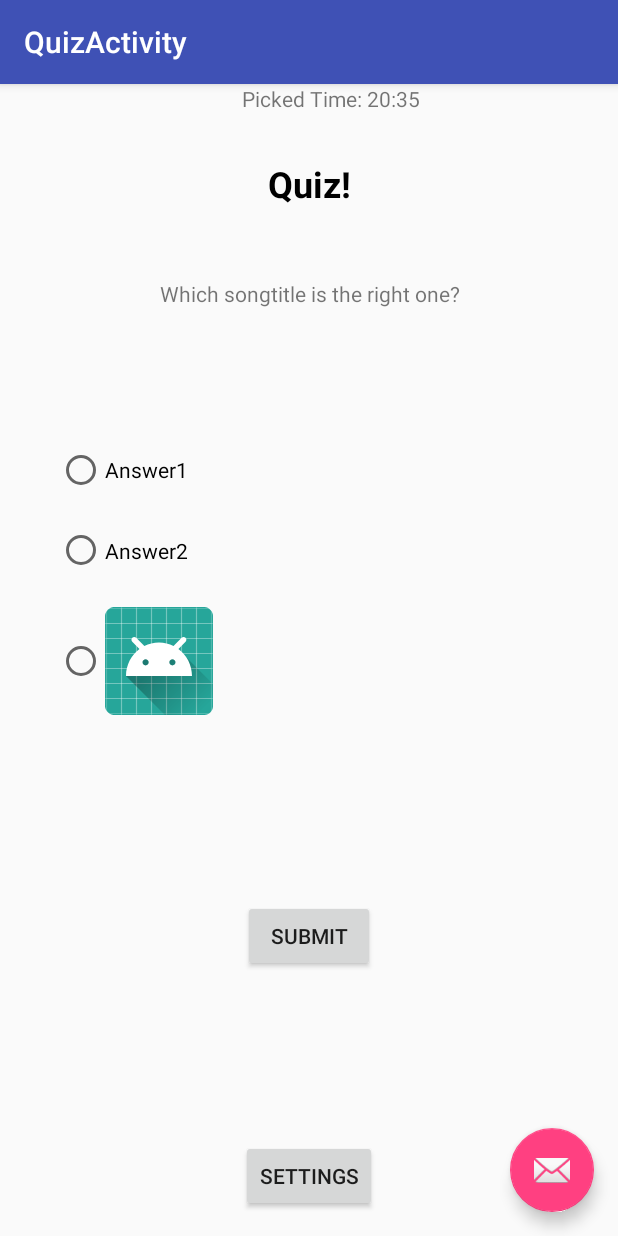
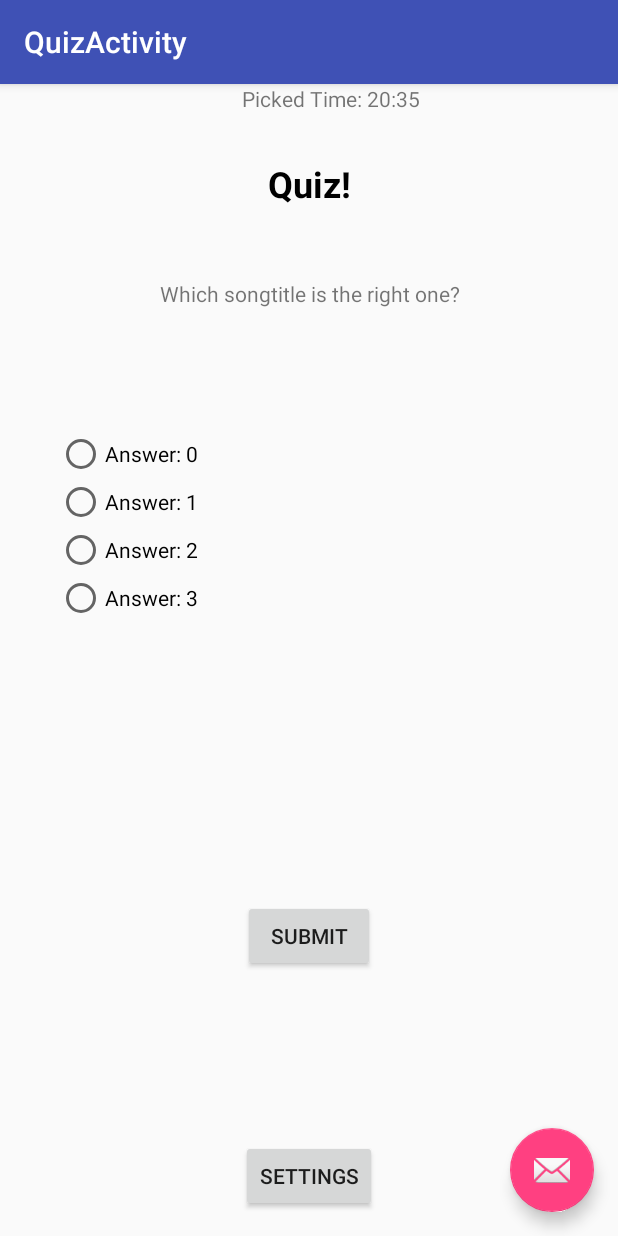
Before and after one commit to Daennes/AlarmclockUWS, an Android app: the screen it shows after launch (QuizActivity), after a tap on "QUIZ", on a phone screen of 412 x 824 dp. Run offline under Robolectric (Android 15) with nearby library versions, the phone set to English and light mode, and no system bars.

Commit message:
Added Song Title Quiz sub-class + some dummy methods

```diff
--- a/app/src/main/java/b00239148/alarmclock/QuizActivity.java
+++ b/app/src/main/java/b00239148/alarmclock/QuizActivity.java
@@ -1,16 +1,29 @@
 package b00239148.alarmclock;
 
 import android.content.Intent;
+import android.graphics.Canvas;
+import android.graphics.ColorFilter;
+import android.graphics.drawable.Drawable;
 import android.os.Bundle;
+import android.support.annotation.NonNull;
+import android.support.annotation.Nullable;
 import android.support.design.widget.FloatingActionButton;
 import android.support.design.widget.Snackbar;
 import android.support.v7.app.AppCompatActivity;
 import android.support.v7.widget.Toolbar;
+import android.util.Log;
 import android.view.View;
 import android.widget.Button;
+import android.widget.RadioGroup;
+import android.widget.RadioButton;
 import android.widget.TextView;
 
+import java.util.ArrayList;
+
 public class QuizActivity extends AppCompatActivity {
+
+    SongQuiz Quiz;
+
 
     @Override
     protected void onCreate(Bundle savedInstanceState) {
@@ -36,6 +49,20 @@ public class QuizActivity extends AppCompatActivity {
         //-------------------------------------
 
 
+
+
+        //Class Test----------------------------
+        //TitleQuiz quiz = new TitleQuiz();
+        //Log.d("TAG",(String)quiz.getAnswers()[0]);
+
+        //--------------------------------------
+
+
+        loadQuizData();
+
+
+
+
         FloatingActionButton fab = (FloatingActionButton) findViewById(R.id.fab);
         fab.setOnClickListener(new View.OnClickListener() {
             @Override
@@ -46,11 +73,80 @@ public class QuizActivity extends AppCompatActivity {
         });
     }
 
+    private void loadQuizData(){
+
+        //Here some random function to decide which kind of quiz
+        Quiz = new TitleQuiz();
+        //Object[] answers;
+        String[] answers;
+
+        /*if (Quiz instanceof TitleQuiz){
+            answers = new String[((String[]) Quiz.getAnswers()).length];
+            for (int i=0; i < answers.length; i++){
+                answers[i] = ((String[]) Quiz.getAnswers())[i];
+            }
+        }
+        else if(Quiz.getAnswers() instanceof Drawable[]){                       //Subclass of SongQuiz
+            answers = new Drawable[((Drawable[]) Quiz.getAnswers()).length];
+            for (int i=0; i < answers.length; i++){
+                answers[i] = ((Drawable[]) Quiz.getAnswers())[i];
+            }
+        }
+        else{
+            answers = null;
+        }*/
+
+        answers = new String[((String[]) Quiz.getAnswers()).length];
+        for (int i=0; i < answers.length; i++){
+            answers[i] = ((String[]) Quiz.getAnswers())[i];
+        }
+
+
+
+
+
+        //Get RadioButtons---------------------
+        RadioGroup radioGroup = (RadioGroup) findViewById(R.id.radioGroup_id);
+
+        try {
+            for (int i=0; i < answers.length; i++) {
+                RadioButton radioButton = new RadioButton(this);
+                radioButton.setText(answers[i]);
+                radioButton.setId((int) i+1);//set radiobutton id and store it somewhere
+                RadioGroup.LayoutParams params = new RadioGroup.LayoutParams(RadioGroup.LayoutParams.WRAP_CONTENT, RadioGroup.LayoutParams.WRAP_CONTENT);
+                radioGroup.addView(radioButton, params);
+            }
+        }
+        catch (Exception e){
+            Log.d("Error", e.getMessage());
+        }
+
+
+
+        ArrayList<RadioButton> radioButtonsList = new ArrayList<RadioButton>();
+
+        for (int i=0;i<radioGroup.getChildCount();i++) {
+            View rb = radioGroup.getChildAt(i);
+            if (rb instanceof RadioButton) {
+                radioButtonsList.add((RadioButton)rb);
+            }
+        }
+        Log.d("TAG","you have "+radioButtonsList.size()+" radio buttons");
+
+
+        //((RadioButton) radioButtonsList.toArray()[0]).setText("test");
+        //--------------------------------------
+    }
+
 
     public void changeToSettings(View view){
         Intent intent = new Intent(this, MainActivity.class);
         startActivity(intent);
     }
 
+    private void findbyIDs(){
+        //But all findsbyIds here:
+    }
+
 
 }
--- a/app/src/main/java/b00239148/alarmclock/SongQuiz.java
+++ b/app/src/main/java/b00239148/alarmclock/SongQuiz.java
@@ -7,22 +7,20 @@ package b00239148.alarmclock;
  * First Idea of Architecture
  */
 
-public class SongQuiz {
+public abstract class SongQuiz {
 
     //Sketch, not final
-    private String songTitle = "";
-    private String[] answers;           //Could be titles or links to song covers??
+    protected String songTitle = "";
 
     //Constructor
-    SongQuiz(String title, String[] answs){
-        this.songTitle = title;
-        this.answers = new String[answs.length];
-
-        for (int i=0; i<answs.length; i++)
-            this.answers[i] = answs[i];
+    SongQuiz(){
+        this.songTitle = "";
     }
 
 
+
     //Methods...
+    protected abstract void readAnswers();
+    public abstract <T>T getAnswers();
 
 }
--- /dev/null
+++ b/app/src/main/java/b00239148/alarmclock/TitleQuiz.java
@@ -0,0 +1,37 @@
+package b00239148.alarmclock;
+
+/**
+ * Created by dennisalt on 10/11/2017.
+ */
+
+public class TitleQuiz extends SongQuiz {
+    private String[] answers;       //Could be titles or links to song covers??
+
+    TitleQuiz(){
+        super.songTitle = "";
+    }
+
+    TitleQuiz(String title){
+        readAnswers();
+    }
+
+    public void fillDummyAnsw()
+    {
+        answers = new String[4];
+        for (int i=0; i<4;i++){
+            answers[i] = "Answer: " + i;
+        }
+    }
+
+
+    @Override
+    protected void readAnswers() {
+
+    }
+
+    @Override
+    public String[] getAnswers() {
+        fillDummyAnsw();
+        return answers;
+    }
+}
--- a/app/src/main/res/layout/content_quiz.xml
+++ b/app/src/main/res/layout/content_quiz.xml
@@ -24,7 +24,7 @@
         app:layout_constraintStart_toStartOf="parent" />
 
     <RadioGroup
-        android:id="@+id/radioGroup"
+        android:id="@+id/radioGroup_id"
         android:layout_width="336dp"
         android:layout_height="201dp"
         android:layout_marginBottom="8dp"
@@ -35,26 +35,6 @@
         app:layout_constraintTop_toTopOf="parent"
         app:layout_constraintVertical_bias="0.193">
 
-        <RadioButton
-            android:id="@+id/radioButton"
-            android:layout_width="match_parent"
-            android:layout_height="wrap_content"
-            android:layout_weight="1"
-            android:text="Answer1" />
-
-        <RadioButton
-            android:id="@+id/radioButton2"
-            android:layout_width="match_parent"
-            android:layout_height="wrap_content"
-            android:layout_weight="1"
-            android:text="Answer2" />
-
-        <RadioButton
-            android:id="@+id/radioButton3"
-            android:layout_width="match_parent"
-            android:layout_height="wrap_content"
-            android:layout_weight="1"
-            android:drawableLeft="@mipmap/ic_launcher_round" />
     </RadioGroup>
 
     <TextView
@@ -79,7 +59,7 @@
         android:layout_marginBottom="8dp"
         android:layout_marginTop="8dp"
         android:text="Which songtitle is the right one?"
-        app:layout_constraintBottom_toTopOf="@+id/radioGroup"
+        app:layout_constraintBottom_toTopOf="@+id/radioGroup_id"
         app:layout_constraintHorizontal_bias="0.502"
         app:layout_constraintLeft_toLeftOf="parent"
         app:layout_constraintRight_toRightOf="parent"
@@ -96,7 +76,7 @@
         app:layout_constraintBottom_toTopOf="@+id/toSettingsID"
         app:layout_constraintLeft_toLeftOf="parent"
         app:layout_constraintRight_toRightOf="parent"
-        app:layout_constraintTop_toBottomOf="@+id/radioGroup" />
+        app:layout_constraintTop_toBottomOf="@+id/radioGroup_id" />
 
     <TextView
         android:id="@+id/testTimeViewID"
```
